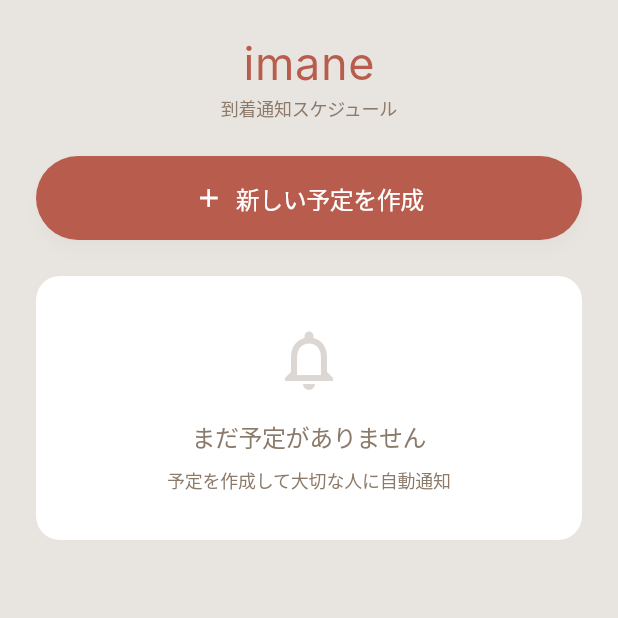
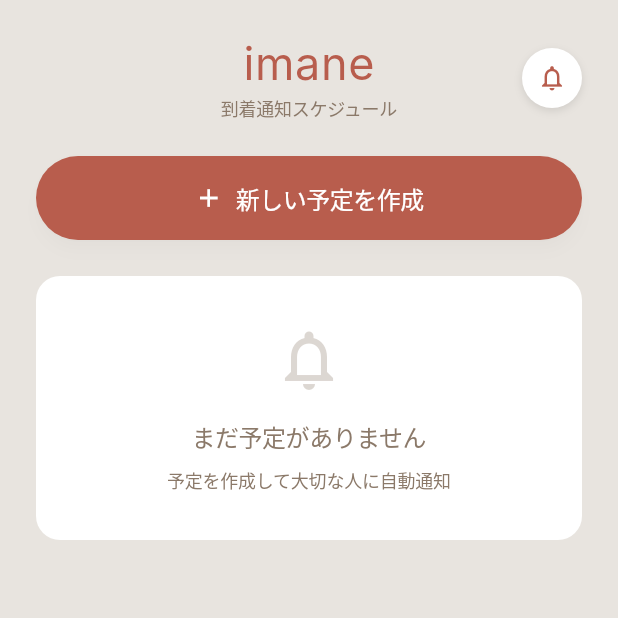
Before and after one commit to hoshido-k/imane, a Flutter app: the ScheduleListScreen screen opened directly, on a phone screen of 412 x 824 dp, the top half of it. Run offline on Flutter 3.47's test engine with Material 3 defaults, Android fonts, the phone set to English and light mode, and no system bars; our stand-ins replace connectivity_plus, firebase_auth, firebase_core, firebase_messaging, geolocator, google_maps_flutter and 3 more; missing offline and left inert: background_location; accounts and stored records are empty; generated files the repository leaves out were written again; network calls fail; Roboto replaces fonts that are missing (Inter).

Commit message:
ホーム画面に通知履歴ボタンを追加
- ScheduleListScreenのヘッダー右上に通知アイコンボタンを追加
- タップするとNotificationHistoryScreenに遷移
- 白い丸背景に影付きのデザインでimaneスタイルに統一
- これで通知履歴画面にアクセスできるようになった

```diff
--- a/mobile/lib/screens/schedule/schedule_list_screen.dart
+++ b/mobile/lib/screens/schedule/schedule_list_screen.dart
@@ -3,6 +3,7 @@ import '../../models/schedule.dart';
 import '../../services/api_service.dart';
 import '../../core/constants/app_colors.dart';
 import 'create_schedule_flow.dart';
+import '../notification/notification_history_screen.dart';
 import 'dart:io';
 
 /// Schedule list screen (Home screen)
@@ -217,7 +218,7 @@ class _ScheduleListScreenState extends State<ScheduleListScreen> with WidgetsBin
           // Title row
           Row(
             children: [
-              const SizedBox(width: 40), // Left spacer
+              const SizedBox(width: 40), // Left spacer for symmetry
               Expanded(
                 child: Column(
                   children: [
@@ -248,7 +249,39 @@ class _ScheduleListScreenState extends State<ScheduleListScreen> with WidgetsBin
                   ],
                 ),
               ),
-              const SizedBox(width: 40), // Right spacer
+              // 通知履歴ボタン
+              Container(
+                width: 40,
+                height: 40,
+                decoration: BoxDecoration(
+                  color: Colors.white,
+                  shape: BoxShape.circle,
+                  boxShadow: const [
+                    BoxShadow(
+                      color: Color(0x1A000000),
+                      offset: Offset(0, 2),
+                      blurRadius: 4,
+                      spreadRadius: 0,
+                    ),
+                  ],
+                ),
+                child: IconButton(
+                  icon: Icon(
+                    Icons.notifications_outlined,
+                    color: AppColors.primary,
+                    size: 20,
+                  ),
+                  padding: EdgeInsets.zero,
+                  onPressed: () {
+                    Navigator.push(
+                      context,
+                      MaterialPageRoute(
+                        builder: (context) => const NotificationHistoryScreen(),
+                      ),
+                    );
+                  },
+                ),
+              ),
             ],
           ),
           const SizedBox(height: 24),
```
